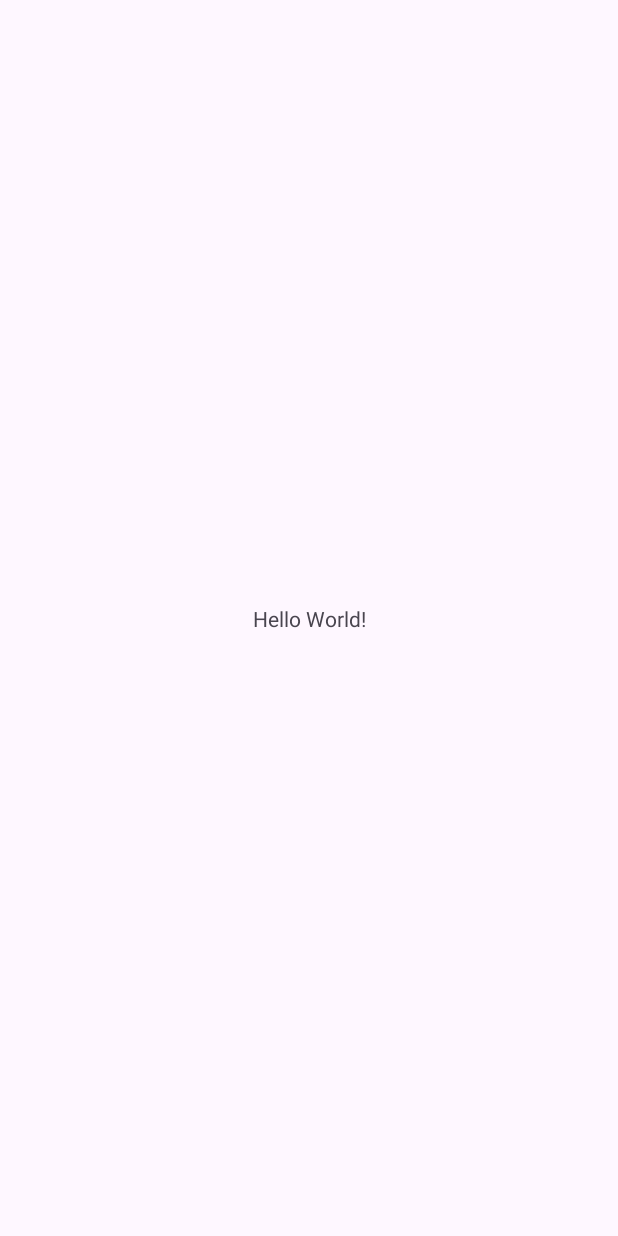
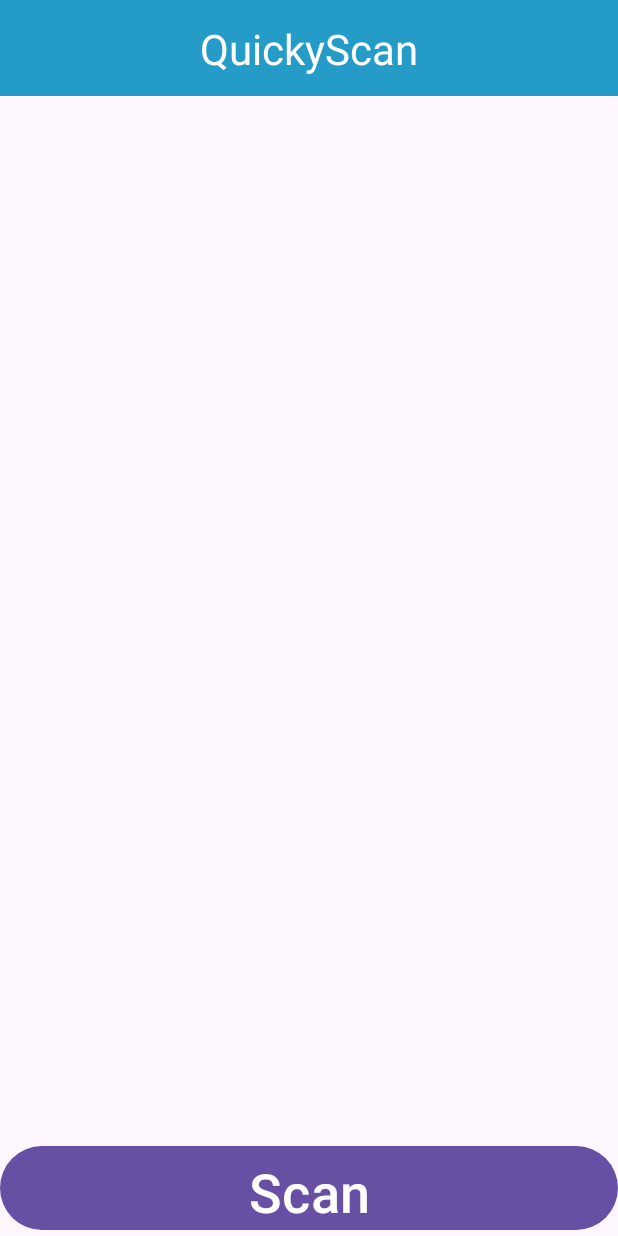
Before and after one commit to pawel00wypych/QuickyScan, an Android app: the screen it shows after launch (MainActivity), on a phone screen of 412 x 824 dp. Before the commit the screen is almost empty. Run offline under Robolectric (Android 15) with nearby library versions, the phone set to English and light mode, and no system bars.

Commit message:
layout v.0

```diff
--- a/app/src/main/res/layout/activity_main.xml
+++ b/app/src/main/res/layout/activity_main.xml
@@ -6,13 +6,40 @@
     android:layout_height="match_parent"
     tools:context=".MainActivity">
 
-    <TextView
-        android:layout_width="wrap_content"
+
+
+
+    <Button
+        android:id="@+id/button"
+        android:layout_width="0dp"
+        android:layout_height="64sp"
+        android:text="Scan"
+        android:textSize="36sp"
+        app:layout_constraintBottom_toBottomOf="parent"
+        app:layout_constraintEnd_toEndOf="parent"
+        app:layout_constraintStart_toStartOf="parent" />
+
+    <androidx.appcompat.widget.Toolbar
+        android:id="@+id/toolbar"
+        android:layout_width="0dp"
         android:layout_height="wrap_content"
-        android:text="Hello World!"
-        app:layout_constraintBottom_toBottomOf="parent"
+        android:background="@color/toolbar"
+        android:minHeight="?attr/actionBarSize"
+        android:theme="?attr/actionBarTheme"
         app:layout_constraintEnd_toEndOf="parent"
         app:layout_constraintStart_toStartOf="parent"
         app:layout_constraintTop_toTopOf="parent" />
 
+    <TextView
+        android:layout_width="0dp"
+        android:layout_height="wrap_content"
+        android:text="QuickyScan"
+        android:textColor="@color/white"
+        android:textSize="28sp"
+        app:layout_constraintBottom_toBottomOf="@+id/toolbar"
+        app:layout_constraintEnd_toEndOf="parent"
+        app:layout_constraintStart_toStartOf="parent"
+        app:layout_constraintTop_toTopOf="@+id/toolbar"
+        android:gravity="center"/>
+
 </androidx.constraintlayout.widget.ConstraintLayout>
--- a/app/src/main/res/values/colors.xml
+++ b/app/src/main/res/values/colors.xml
@@ -2,4 +2,7 @@
 <resources>
     <color name="black">#FF000000</color>
     <color name="white">#FFFFFFFF</color>
+    <color name="toolbar">#249cc7</color>
+    <color name="saveButton">#099646</color>
+    <color name="cancelButton">#a30a11</color>
 </resources>
```
Also changed, not shown: app/src/main/res/layout/camera_layout.xml (added, +29 -0 lines), app/src/main/res/layout/files_layout.xml (added, +33 -0 lines).
